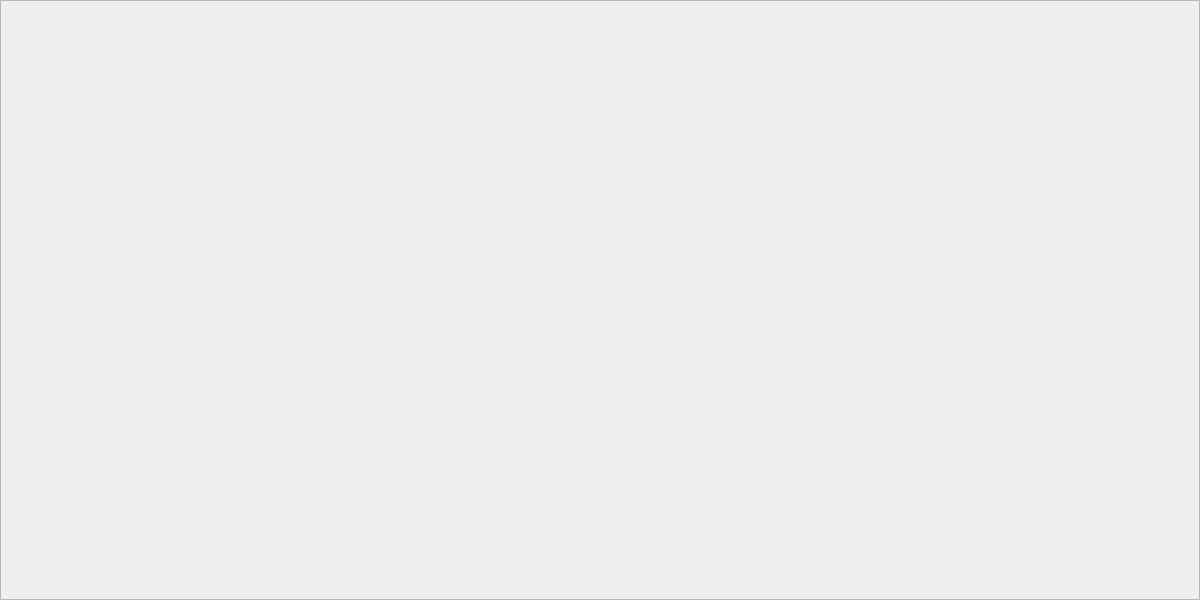
The window that src/gui/diaryeditor.ui (someretical/TheoreticalDiary) describes before a commit, drawn with Qt 5.
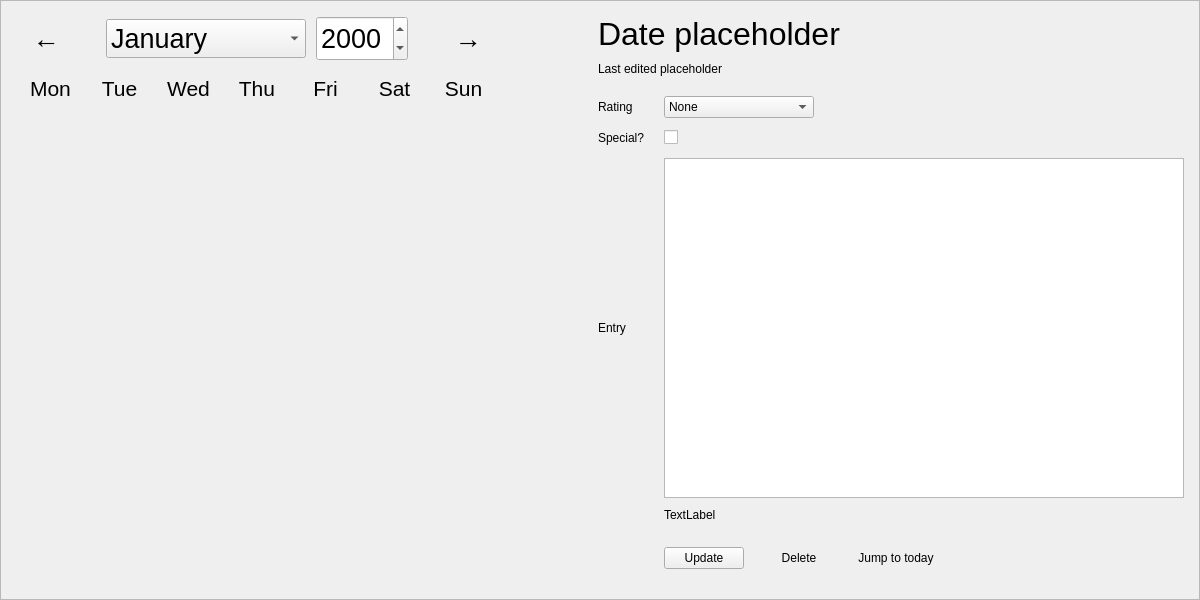
The same window after the commit.

What changed in the file:
```diff
--- a/src/gui/diaryeditor.ui
+++ b/src/gui/diaryeditor.ui
@@ -55,7 +55,709 @@
      <property name="frameShadow">
       <enum>QFrame::Raised</enum>
      </property>
-     <layout class="QGridLayout" name="gridLayout_2"/>
+     <layout class="QGridLayout" name="gridLayout_2">
+      <property name="leftMargin">
+       <number>15</number>
+      </property>
+      <property name="topMargin">
+       <number>15</number>
+      </property>
+      <property name="rightMargin">
+       <number>15</number>
+      </property>
+      <property name="bottomMargin">
+       <number>15</number>
+      </property>
+      <property name="horizontalSpacing">
+       <number>100</number>
+      </property>
+      <property name="verticalSpacing">
+       <number>0</number>
+      </property>
+      <item row="0" column="0">
+       <layout class="QGridLayout" name="calendar_widget">
+        <property name="bottomMargin">
+         <number>0</number>
+        </property>
+        <property name="horizontalSpacing">
+         <number>0</number>
+        </property>
+        <property name="verticalSpacing">
+         <number>15</number>
+        </property>
+        <item row="3" column="0">
+         <spacer name="verticalSpacer">
+          <property name="orientation">
+           <enum>Qt::Vertical</enum>
+          </property>
+          <property name="sizeHint" stdset="0">
+           <size>
+            <width>20</width>
+            <height>0</height>
+           </size>
+          </property>
+         </spacer>
+        </item>
+        <item row="1" column="0">
+         <layout class="QGridLayout" name="gridLayout_6">
+          <property name="spacing">
+           <number>0</number>
+          </property>
+          <item row="0" column="1">
+           <widget class="QLabel" name="label_6">
+            <property name="minimumSize">
+             <size>
+              <width>50</width>
+              <height>0</height>
+             </size>
+            </property>
+            <property name="font">
+             <font>
+              <pointsize>16</pointsize>
+             </font>
+            </property>
+            <property name="text">
+             <string>Tue</string>
+            </property>
+            <property name="alignment">
+             <set>Qt::AlignCenter</set>
+            </property>
+           </widget>
+          </item>
+          <item row="0" column="3">
+           <widget class="QLabel" name="label_4">
+            <property name="minimumSize">
+             <size>
+              <width>50</width>
+              <height>0</height>
+             </size>
+            </property>
+            <property name="font">
+             <font>
+              <pointsize>16</pointsize>
+             </font>
+            </property>
+            <property name="text">
+             <string>Thu</string>
+            </property>
+            <property name="alignment">
+             <set>Qt::AlignCenter</set>
+            </property>
+           </widget>
+          </item>
+          <item row="0" column="5">
+           <widget class="QLabel" name="label_2">
+            <property name="minimumSize">
+             <size>
+              <width>50</width>
+              <height>0</height>
+             </size>
+            </property>
+            <property name="font">
+             <font>
+              <pointsize>16</pointsize>
+             </font>
+            </property>
+            <property name="text">
+             <string>Sat</string>
+            </property>
+            <property name="alignment">
+             <set>Qt::AlignCenter</set>
+            </property>
+           </widget>
+          </item>
+          <item row="0" column="6">
+           <widget class="QLabel" name="label">
+            <property name="minimumSize">
+             <size>
+              <width>50</width>
+              <height>0</height>
+             </size>
+            </property>
+            <property name="font">
+             <font>
+              <pointsize>16</pointsize>
+             </font>
+            </property>
+            <property name="text">
+             <string>Sun</string>
+            </property>
+            <property name="alignment">
+             <set>Qt::AlignCenter</set>
+            </property>
+           </widget>
+          </item>
+          <item row="0" column="2">
+           <widget class="QLabel" name="label_5">
+            <property name="minimumSize">
+             <size>
+              <width>50</width>
+              <height>0</height>
+             </size>
+            </property>
+            <property name="font">
+             <font>
+              <pointsize>16</pointsize>
+             </font>
+            </property>
+            <property name="text">
+             <string>Wed</string>
+            </property>
+            <property name="alignment">
+             <set>Qt::AlignCenter</set>
+            </property>
+           </widget>
+          </item>
+          <item row="0" column="0">
+           <widget class="QLabel" name="label_7">
+            <property name="minimumSize">
+             <size>
+              <width>50</width>
+              <height>0</height>
+             </size>
+            </property>
+            <property name="font">
+             <font>
+              <pointsize>16</pointsize>
+             </font>
+            </property>
+            <property name="text">
+             <string>Mon</string>
+            </property>
+            <property name="alignment">
+             <set>Qt::AlignCenter</set>
+            </property>
+           </widget>
+          </item>
+          <item row="0" column="4">
+           <widget class="QLabel" name="label_3">
+            <property name="minimumSize">
+             <size>
+              <width>50</width>
+              <height>0</height>
+             </size>
+            </property>
+            <property name="font">
+             <font>
+              <pointsize>16</pointsize>
+             </font>
+            </property>
+            <property name="text">
+             <string>Fri</string>
+            </property>
+            <property name="alignment">
+             <set>Qt::AlignCenter</set>
+            </property>
+           </widget>
+          </item>
+         </layout>
+        </item>
+        <item row="2" column="0">
+         <layout class="QGridLayout" name="dates">
+          <property name="spacing">
+           <number>5</number>
+          </property>
+         </layout>
+        </item>
+        <item row="0" column="0">
+         <layout class="QGridLayout" name="gridLayout_5">
+          <property name="horizontalSpacing">
+           <number>10</number>
+          </property>
+          <property name="verticalSpacing">
+           <number>0</number>
+          </property>
+          <item row="0" column="5">
+           <widget class="QPushButton" name="next_month">
+            <property name="maximumSize">
+             <size>
+              <width>60</width>
+              <height>16777215</height>
+             </size>
+            </property>
+            <property name="font">
+             <font>
+              <pointsize>20</pointsize>
+             </font>
+            </property>
+            <property name="cursor">
+             <cursorShape>PointingHandCursor</cursorShape>
+            </property>
+            <property name="toolTip">
+             <string>Next month.</string>
+            </property>
+            <property name="text">
+             <string>→</string>
+            </property>
+            <property name="flat">
+             <bool>true</bool>
+            </property>
+           </widget>
+          </item>
+          <item row="0" column="2">
+           <widget class="QComboBox" name="month_dropdown">
+            <property name="minimumSize">
+             <size>
+              <width>200</width>
+              <height>0</height>
+             </size>
+            </property>
+            <property name="font">
+             <font>
+              <pointsize>20</pointsize>
+             </font>
+            </property>
+            <property name="toolTip">
+             <string>Month dropdown</string>
+            </property>
+            <item>
+             <property name="text">
+              <string>January</string>
+             </property>
+            </item>
+            <item>
+             <property name="text">
+              <string>Feburary</string>
+             </property>
+            </item>
+            <item>
+             <property name="text">
+              <string>March</string>
+             </property>
+            </item>
+            <item>
+             <property name="text">
+              <string>April</string>
+             </property>
+            </item>
+            <item>
+             <property name="text">
+              <string>May</string>
+             </property>
+            </item>
+            <item>
+             <property name="text">
+              <string>June</string>
+             </property>
+            </item>
+            <item>
+             <property name="text">
+              <string>July</string>
+             </property>
+            </item>
+            <item>
+             <property name="text">
+              <string>August</string>
+             </property>
+            </item>
+            <item>
+             <property name="text">
+              <string>September</string>
+             </property>
+            </item>
+            <item>
+             <property name="text">
+              <string>October</string>
+             </property>
+            </item>
+            <item>
+             <property name="text">
+              <string>November</string>
+             </property>
+            </item>
+            <item>
+             <property name="text">
+              <string>December</string>
+             </property>
+            </item>
+           </widget>
+          </item>
+          <item row="0" column="4">
+           <spacer name="horizontalSpacer_4">
+            <property name="orientation">
+             <enum>Qt::Horizontal</enum>
+            </property>
+            <property name="sizeType">
+             <enum>QSizePolicy::Fixed</enum>
+            </property>
+            <property name="sizeHint" stdset="0">
+             <size>
+              <width>20</width>
+              <height>20</height>
+             </size>
+            </property>
+           </spacer>
+          </item>
+          <item row="0" column="3">
+           <widget class="QDateEdit" name="year_edit">
+            <property name="minimumSize">
+             <size>
+              <width>0</width>
+              <height>45</height>
+             </size>
+            </property>
+            <property name="font">
+             <font>
+              <pointsize>20</pointsize>
+             </font>
+            </property>
+            <property name="toolTip">
+             <string>Year edit</string>
+            </property>
+            <property name="displayFormat">
+             <string>yyyy</string>
+            </property>
+           </widget>
+          </item>
+          <item row="0" column="0">
+           <widget class="QPushButton" name="prev_month">
+            <property name="maximumSize">
+             <size>
+              <width>60</width>
+              <height>16777215</height>
+             </size>
+            </property>
+            <property name="font">
+             <font>
+              <pointsize>20</pointsize>
+             </font>
+            </property>
+            <property name="cursor">
+             <cursorShape>PointingHandCursor</cursorShape>
+            </property>
+            <property name="toolTip">
+             <string>Previous month.</string>
+            </property>
+            <property name="text">
+             <string>←</string>
+            </property>
+            <property name="flat">
+             <bool>true</bool>
+            </property>
+           </widget>
+          </item>
+          <item row="0" column="1">
+           <spacer name="horizontalSpacer_3">
+            <property name="orientation">
+             <enum>Qt::Horizontal</enum>
+            </property>
+            <property name="sizeType">
+             <enum>QSizePolicy::Fixed</enum>
+            </property>
+            <property name="sizeHint" stdset="0">
+             <size>
+              <width>20</width>
+              <height>20</height>
+             </size>
+            </property>
+           </spacer>
+          </item>
+         </layout>
+        </item>
+       </layout>
+      </item>
+      <item row="0" column="1">
+       <layout class="QGridLayout" name="gridLayout_3">
+        <property name="rightMargin">
+         <number>0</number>
+        </property>
+        <property name="bottomMargin">
+         <number>0</number>
+        </property>
+        <property name="spacing">
+         <number>0</number>
+        </property>
+        <item row="1" column="0">
+         <layout class="QGridLayout" name="gridLayout_7">
+          <property name="bottomMargin">
+           <number>0</number>
+          </property>
+          <property name="horizontalSpacing">
+           <number>20</number>
+          </property>
+          <property name="verticalSpacing">
+           <number>10</number>
+          </property>
+          <item row="1" column="1">
+           <layout class="QGridLayout" name="gridLayout_11">
+            <property name="bottomMargin">
+             <number>0</number>
+            </property>
+            <property name="spacing">
+             <number>0</number>
+            </property>
+            <item row="0" column="0">
+             <widget class="QCheckBox" name="special_box">
+              <property name="cursor">
+               <cursorShape>CrossCursor</cursorShape>
+              </property>
+              <property name="toolTip">
+               <string>Checkbox</string>
+              </property>
+              <property name="text">
+               <string/>
+              </property>
+             </widget>
+            </item>
+            <item row="0" column="1">
+             <spacer name="horizontalSpacer">
+              <property name="orientation">
+               <enum>Qt::Horizontal</enum>
+              </property>
+              <property name="sizeHint" stdset="0">
+               <size>
+                <width>40</width>
+                <height>20</height>
+               </size>
+              </property>
+             </spacer>
+            </item>
+           </layout>
+          </item>
+          <item row="1" column="0">
+           <widget class="QLabel" name="label_9">
+            <property name="text">
+             <string>Special?</string>
+            </property>
+           </widget>
+          </item>
+          <item row="0" column="1">
+           <layout class="QGridLayout" name="gridLayout_10">
+            <property name="spacing">
+             <number>0</number>
+            </property>
+            <item row="0" column="0">
+             <widget class="QComboBox" name="rating_dropdown">
+              <property name="minimumSize">
+               <size>
+                <width>150</width>
+                <height>0</height>
+               </size>
+              </property>
+              <property name="cursor">
+               <cursorShape>PointingHandCursor</cursorShape>
+              </property>
+              <property name="toolTip">
+               <string>Rating dopdown</string>
+              </property>
+              <item>
+               <property name="text">
+                <string>None</string>
+               </property>
+              </item>
+              <item>
+               <property name="text">
+                <string>Very bad</string>
+               </property>
+              </item>
+              <item>
+               <property name="text">
+                <string>Bad</string>
+               </property>
+              </item>
+              <item>
+               <property name="text">
+                <string>OK</string>
+               </property>
+              </item>
+              <item>
+               <property name="text">
+                <string>Good</string>
+               </property>
+              </item>
+              <item>
+               <property name="text">
+                <string>Very good</string>
+               </property>
+              </item>
+             </widget>
+            </item>
+            <item row="0" column="1">
+             <spacer name="horizontalSpacer_8">
+              <property name="orientation">
+               <enum>Qt::Horizontal</enum>
+              </property>
+              <property name="sizeHint" stdset="0">
+               <size>
+                <width>40</width>
+                <height>20</height>
+               </size>
+              </property>
+             </spacer>
+            </item>
+           </layout>
+          </item>
+          <item row="2" column="0">
+           <widget class="QLabel" name="label_10">
+            <property name="text">
+             <string>Entry</string>
+            </property>
+           </widget>
+          </item>
+          <item row="0" column="0">
+           <widget class="QLabel" name="label_8">
+            <property name="text">
+             <string>Rating</string>
+            </property>
+           </widget>
+          </item>
+          <item row="2" column="1">
+           <widget class="QPlainTextEdit" name="entry_edit">
+            <property name="toolTip">
+             <string>Entry message</string>
+            </property>
+            <property name="textInteractionFlags">
+             <set>Qt::LinksAccessibleByKeyboard|Qt::LinksAccessibleByMouse|Qt::TextBrowserInteraction|Qt::TextEditable|Qt::TextEditorInteraction|Qt::TextSelectableByKeyboard|Qt::TextSelectableByMouse</set>
+            </property>
+           </widget>
+          </item>
+          <item row="3" column="1">
+           <widget class="QLabel" name="alert_text">
+            <property name="font">
+             <font>
+              <pointsize>9</pointsize>
+             </font>
+            </property>
+            <property name="text">
+             <string>TextLabel</string>
+            </property>
+           </widget>
+          </item>
+          <item row="4" column="1">
+           <layout class="QGridLayout" name="gridLayout_13">
+            <property name="topMargin">
+             <number>15</number>
+            </property>
+            <property name="bottomMargin">
+             <number>15</number>
+            </property>
+            <property name="horizontalSpacing">
+             <number>15</number>
+            </property>
+            <property name="verticalSpacing">
+             <number>0</number>
+            </property>
+            <item row="0" column="1">
+             <widget class="QPushButton" name="delete_button">
+              <property name="cursor">
+               <cursorShape>PointingHandCursor</cursorShape>
+              </property>
+              <property name="toolTip">
+               <string>Delete entry.</string>
+              </property>
+              <property name="text">
+               <string>Delete</string>
+              </property>
+              <property name="flat">
+               <bool>true</bool>
+              </property>
+             </widget>
+            </item>
+            <item row="0" column="0">
+             <widget class="QPushButton" name="update_button">
+              <property name="cursor">
+               <cursorShape>PointingHandCursor</cursorShape>
+              </property>
+              <property name="toolTip">
+               <string>Update entry.</string>
+              </property>
+              <property name="text">
+               <string>Update</string>
+              </property>
+              <property name="flat">
+               <bool>false</bool>
+              </property>
+             </widget>
+            </item>
+            <item row="0" column="2">
+             <widget class="QPushButton" name="reset_button">
+              <property name="cursor">
+               <cursorShape>PointingHandCursor</cursorShape>
+              </property>
+              <property name="toolTip">
+               <string>Jump to today.</string>
+              </property>
+              <property name="text">
+               <string>Jump to today</string>
+              </property>
+              <property name="flat">
+               <bool>true</bool>
+              </property>
+             </widget>
+            </item>
+            <item row="0" column="3">
+             <spacer name="horizontalSpacer_7">
+              <property name="orientation">
+               <enum>Qt::Horizontal</enum>
+              </property>
+              <property name="sizeHint" stdset="0">
+               <size>
+                <width>40</width>
+                <height>20</height>
+               </size>
+              </property>
+             </spacer>
+            </item>
+           </layout>
+          </item>
+         </layout>
+        </item>
+        <item row="0" column="0">
+         <layout class="QGridLayout" name="gridLayout_4">
+          <property name="rightMargin">
+           <number>0</number>
+          </property>
+          <property name="horizontalSpacing">
+           <number>0</number>
+          </property>
+          <property name="verticalSpacing">
+           <number>10</number>
+          </property>
+          <item row="0" column="0">
+           <widget class="QLabel" name="date_label">
+            <property name="font">
+             <font>
+              <pointsize>24</pointsize>
+             </font>
+            </property>
+            <property name="text">
+             <string>Date placeholder</string>
+            </property>
+           </widget>
+          </item>
+          <item row="1" column="0">
+           <widget class="QLabel" name="last_edited">
+            <property name="font">
+             <font>
+              <pointsize>9</pointsize>
+             </font>
+            </property>
+            <property name="text">
+             <string>Last edited placeholder</string>
+            </property>
+           </widget>
+          </item>
+          <item row="2" column="0">
+           <spacer name="verticalSpacer_2">
+            <property name="orientation">
+             <enum>Qt::Vertical</enum>
+            </property>
+            <property name="sizeType">
+             <enum>QSizePolicy::Fixed</enum>
+            </property>
+            <property name="sizeHint" stdset="0">
+             <size>
+              <width>20</width>
+              <height>20</height>
+             </size>
+            </property>
+           </spacer>
+          </item>
+         </layout>
+        </item>
+       </layout>
+      </item>
+     </layout>
     </widget>
    </item>
   </layout>
```
Left out of the diff: 7 changed lines with no effect on the pictures.
